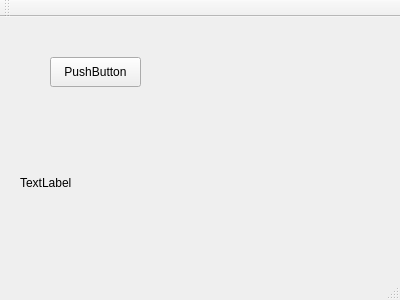
First picture: the form in Source/Libs/TungTestChoi/mainwindow.ui, repository nguyenutc48/PiAGVPro, before the edit.
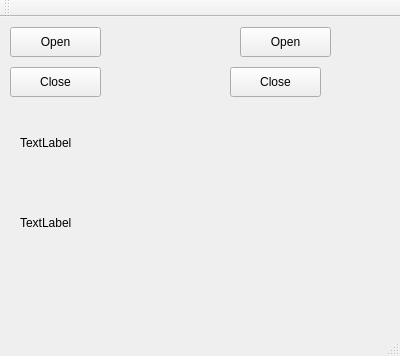
Second picture: the form after the edit.

Patch:
```diff
--- a/Source/Libs/TungTestChoi/mainwindow.ui
+++ b/Source/Libs/TungTestChoi/mainwindow.ui
@@ -7,7 +7,7 @@
     <x>0</x>
     <y>0</y>
     <width>400</width>
-    <height>300</height>
+    <height>356</height>
    </rect>
   </property>
   <property name="windowTitle">
@@ -17,14 +17,14 @@
    <widget class="QPushButton" name="pushButton">
     <property name="geometry">
      <rect>
-      <x>50</x>
-      <y>40</y>
+      <x>10</x>
+      <y>10</y>
       <width>91</width>
       <height>30</height>
      </rect>
     </property>
     <property name="text">
-     <string>PushButton</string>
+     <string>Open</string>
     </property>
    </widget>
    <widget class="QLabel" name="label">
@@ -32,8 +32,60 @@
      <rect>
       <x>20</x>
       <y>90</y>
-      <width>371</width>
-      <height>151</height>
+      <width>361</width>
+      <height>71</height>
+     </rect>
+    </property>
+    <property name="text">
+     <string>TextLabel</string>
+    </property>
+   </widget>
+   <widget class="QPushButton" name="pushButton_2">
+    <property name="geometry">
+     <rect>
+      <x>240</x>
+      <y>10</y>
+      <width>91</width>
+      <height>30</height>
+     </rect>
+    </property>
+    <property name="text">
+     <string>Open</string>
+    </property>
+   </widget>
+   <widget class="QPushButton" name="pushButton_3">
+    <property name="geometry">
+     <rect>
+      <x>10</x>
+      <y>50</y>
+      <width>91</width>
+      <height>30</height>
+     </rect>
+    </property>
+    <property name="text">
+     <string>Close</string>
+    </property>
+   </widget>
+   <widget class="QPushButton" name="pushButton_4">
+    <property name="geometry">
+     <rect>
+      <x>230</x>
+      <y>50</y>
+      <width>91</width>
+      <height>30</height>
+     </rect>
+    </property>
+    <property name="text">
+     <string>Close</string>
+    </property>
+   </widget>
+   <widget class="QLabel" name="label_2">
+    <property name="geometry">
+     <rect>
+      <x>20</x>
+      <y>170</y>
+      <width>361</width>
+      <height>71</height>
      </rect>
     </property>
     <property name="text">
```
